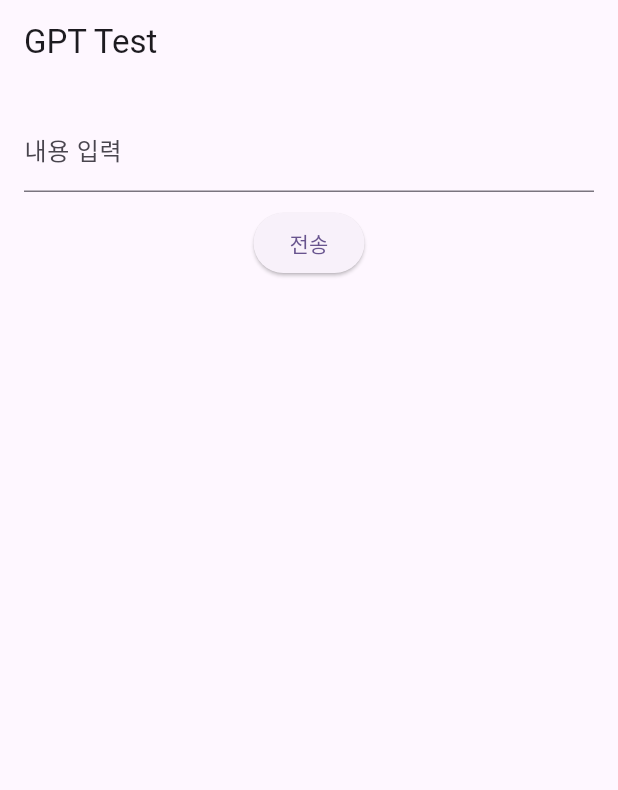
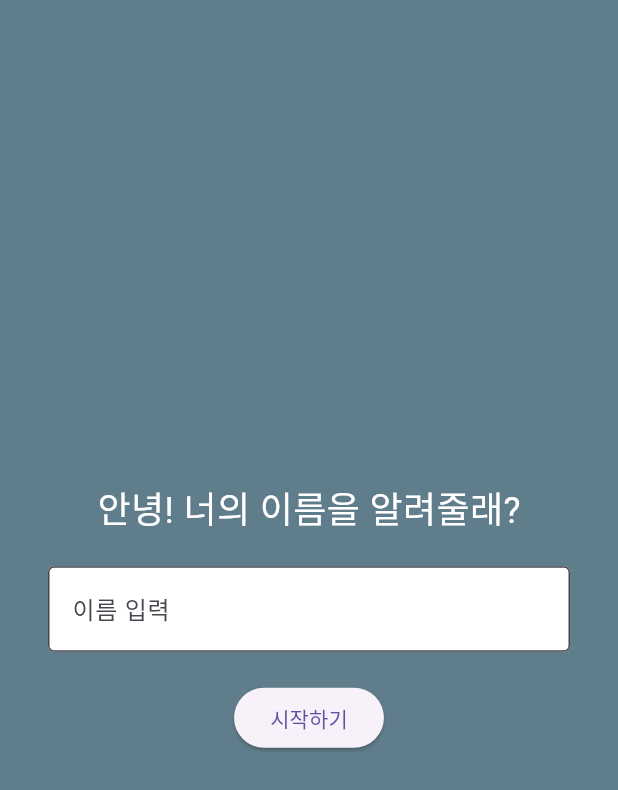
Before and after one commit to clr4takeoff/mimicall, a Flutter app: the screen it shows after launch, on a phone screen of 412 x 824 dp. Shown: the top 790 px of the screen. Run offline on Flutter 3.47's test engine with Material 3 defaults, Android fonts, the phone set to English and light mode, and no system bars; our stand-ins replace firebase_core, firebase_database, flutter_dotenv, shared_preferences; accounts and stored records are empty.

Commit message:
simple screen setup

```diff
--- a/lib/main.dart
+++ b/lib/main.dart
@@ -1,30 +1,38 @@
 import 'package:flutter/material.dart';
 import 'package:flutter_dotenv/flutter_dotenv.dart';
 import 'package:firebase_core/firebase_core.dart';
-import 'screens/test.dart';
+import 'package:shared_preferences/shared_preferences.dart';
+
+// Screens
+import 'screens/name_landing_screen.dart';
+import 'screens/main_screen.dart';
 
 Future<void> main() async {
   WidgetsFlutterBinding.ensureInitialized();
-
   await dotenv.load(fileName: ".env");
   await Firebase.initializeApp();
 
-  print("Env & Firebase initialized!");
-  runApp(const MyApp());
+  // SharedPreferences에서 저장된 이름 확인
+  final prefs = await SharedPreferences.getInstance();
+  final savedName = prefs.getString('userName');
+
+  runApp(MyApp(savedName: savedName));
 }
 
 class MyApp extends StatelessWidget {
-  const MyApp({super.key});
+  final String? savedName;
+  const MyApp({super.key, this.savedName});
 
   @override
   Widget build(BuildContext context) {
     return MaterialApp(
+      debugShowCheckedModeBanner: false,
       title: 'Mimicall',
-      theme: ThemeData(
-        colorScheme: ColorScheme.fromSeed(seedColor: Colors.deepPurple),
-        useMaterial3: true,
-      ),
-      home: const TestScreen(), // 앱 시작 화면
+      theme: ThemeData(useMaterial3: true),
+      // 이름이 없으면 이름 랜딩 화면, 있으면 바로 홈으로
+      home: savedName == null
+          ? const NameLandingScreen()
+          : MainScreen(userName: savedName),
     );
   }
 }
--- /dev/null
+++ b/lib/models/ai_message_model.dart
@@ -0,0 +1,6 @@
+class AIMessage {
+  final String text;
+  final bool isUser;
+
+  AIMessage({required this.text, required this.isUser});
+}
--- /dev/null
+++ b/lib/screens/name_landing_screen.dart
@@ -0,0 +1,71 @@
+import 'package:flutter/material.dart';
+import 'package:firebase_database/firebase_database.dart';
+import 'main_screen.dart';
+
+class NameLandingScreen extends StatefulWidget {
+  const NameLandingScreen({Key? key}) : super(key: key);
+
+  @override
+  State<NameLandingScreen> createState() => _NameLandingScreenState();
+}
+
+class _NameLandingScreenState extends State<NameLandingScreen> {
+  final _controller = TextEditingController();
+  final _database = FirebaseDatabase.instance.ref();
+
+  void _saveName() async {
+    final name = _controller.text.trim();
+    if (name.isEmpty) return;
+
+    final now = DateTime.now();
+    final formattedId =
+        '${now.year}-${_twoDigits(now.month)}-${_twoDigits(now.day)}_${_twoDigits(now.hour)}:${_twoDigits(now.minute)}:${_twoDigits(now.second)}';
+
+    await _database.child('users/$formattedId').set({
+      'name': name,
+      'createdAt': now.toIso8601String(),
+    });
+
+    if (mounted) {
+      Navigator.pushReplacement(
+        context,
+        MaterialPageRoute(builder: (_) => MainScreen(userName: name)),
+      );
+    }
+  }
+  String _twoDigits(int n) => n.toString().padLeft(2, '0');
+
+
+  @override
+  Widget build(BuildContext context) {
+    return Scaffold(
+      backgroundColor: Colors.blueGrey,
+      body: Center(
+        child: Padding(
+          padding: const EdgeInsets.all(32.0),
+          child: Column(
+            mainAxisAlignment: MainAxisAlignment.center,
+            children: [
+              const Text('안녕! 너의 이름을 알려줄래?', style: TextStyle(fontSize: 24, color: Colors.white)),
+              const SizedBox(height: 20),
+              TextField(
+                controller: _controller,
+                decoration: const InputDecoration(
+                  hintText: '이름 입력',
+                  filled: true,
+                  fillColor: Colors.white,
+                  border: OutlineInputBorder(),
+                ),
+              ),
+              const SizedBox(height: 20),
+              ElevatedButton(
+                onPressed: _saveName,
+                child: const Text('시작하기'),
+              )
+            ],
+          ),
+        ),
+      ),
+    );
+  }
+}
--- a/lib/screens/test.dart
+++ b/lib/screens/test.dart
@@ -1,5 +1,5 @@
 import 'package:flutter/material.dart';
-import '../models/gpt_response_model.dart'; // 또는 import 'services/gpt_response.dart';
+import '/services/llm_service.dart';
 
 class TestScreen extends StatefulWidget {
   const TestScreen({Key? key}) : super(key: key);
```
Also changed, not shown: lib/screens/in_call_screen.dart (added, +115 -0 lines), lib/screens/incoming_call_screen.dart (added, +91 -0 lines), lib/screens/main_screen.dart (+43 -0 lines), lib/screens/report_screen.dart (added, +39 -0 lines), pubspec.yaml (+3 -8 lines), assets/characters/ditto.png (added), lib/services/llm_service.dart (renamed from lib/models/gpt_response_model.dart), lib/services/stt_service.dart (added), lib/services/tts_service.dart (added), pubspec.lock.
